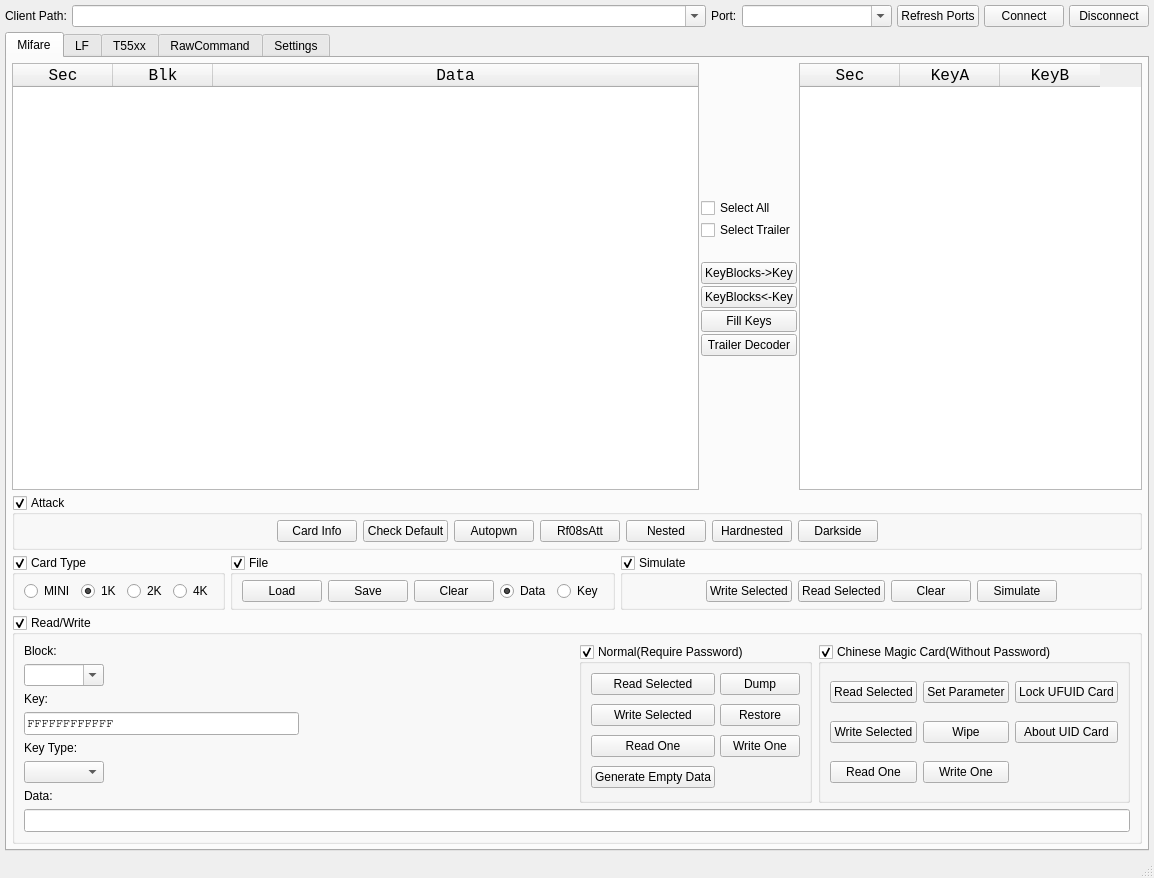
Old version of the form src/ui/mainwindow.ui in the repository x2358473/Proxmark3GUI.
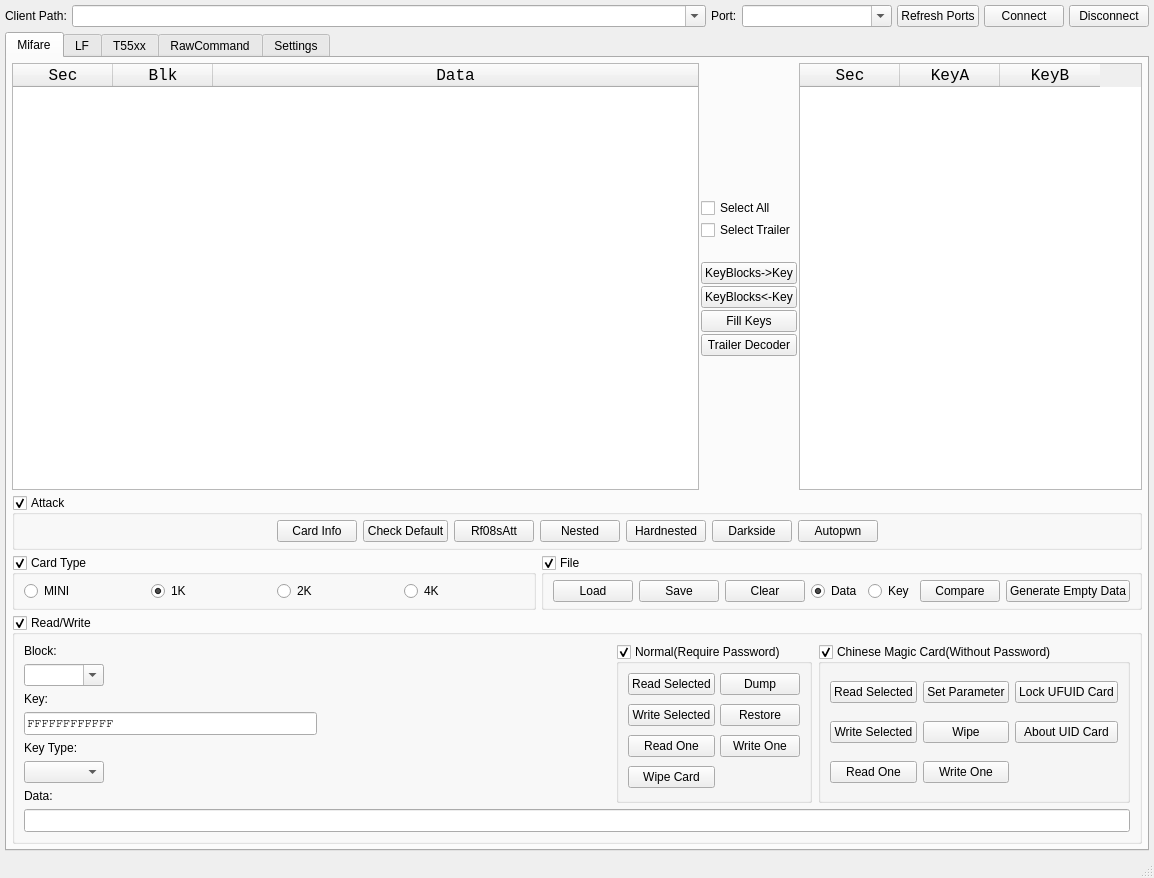
New version of the form.

Patch:
```diff
--- a/src/ui/mainwindow.ui
+++ b/src/ui/mainwindow.ui
@@ -448,13 +448,6 @@
              </property>
             </widget>
            </item>
-           <item>
-            <widget class="QPushButton" name="MF_Attack_autopwnButton">
-             <property name="text">
-              <string>Autopwn</string>
-             </property>
-            </widget>
-           </item>
            <item>
             <widget class="QPushButton" name="MF_Attack_rf08sButton">
              <property name="text">
@@ -501,6 +494,13 @@
              </property>
             </widget>
            </item>
+           <item>
+            <widget class="QPushButton" name="MF_Attack_autopwnButton">
+             <property name="text">
+              <string>Autopwn</string>
+             </property>
+            </widget>
+           </item>
            <item>
             <spacer name="horizontalSpacer_2">
              <property name="orientation">
@@ -663,105 +663,20 @@
                </property>
               </widget>
              </item>
-            </layout>
-           </widget>
-          </item>
-          <item>
-           <widget class="QGroupBox" name="MF_simGroupBox">
-            <property name="title">
-             <string>Simulate</string>
-            </property>
-            <property name="checkable">
-             <bool>true</bool>
-            </property>
-            <layout class="QHBoxLayout" name="horizontalLayout_11">
-             <property name="topMargin">
-              <number>5</number>
-             </property>
-             <property name="rightMargin">
-              <number>9</number>
-             </property>
-             <property name="bottomMargin">
-              <number>5</number>
-             </property>
              <item>
-              <spacer name="horizontalSpacer_5">
-               <property name="orientation">
-                <enum>Qt::Orientation::Horizontal</enum>
-               </property>
-               <property name="sizeHint" stdset="0">
-                <size>
-                 <width>40</width>
-                 <height>20</height>
-                </size>
-               </property>
-              </spacer>
-             </item>
-             <item>
-              <widget class="QPushButton" name="MF_Sim_writeSelectedButton">
-               <property name="minimumSize">
-                <size>
-                 <width>0</width>
-                 <height>0</height>
-                </size>
-               </property>
+              <widget class="QPushButton" name="MF_File_compareButton">
                <property name="text">
-                <string>Write Selected</string>
+                <string>Compare</string>
                </property>
               </widget>
              </item>
              <item>
-              <widget class="QPushButton" name="MF_Sim_readSelectedButton">
-               <property name="minimumSize">
-                <size>
-                 <width>0</width>
-                 <height>0</height>
-                </size>
-               </property>
+              <widget class="QPushButton" name="MF_RW_generateEmptyDataButton">
                <property name="text">
-                <string>Read Selected</string>
+                <string>Generate Empty Data</string>
                </property>
               </widget>
              </item>
-             <item>
-              <widget class="QPushButton" name="MF_Sim_clearButton">
-               <property name="minimumSize">
-                <size>
-                 <width>40</width>
-                 <height>0</height>
-                </size>
-               </property>
-               <property name="text">
-                <string>Clear</string>
-               </property>
-              </widget>
-             </item>
-             <item>
-              <widget class="QPushButton" name="MF_Sim_simButton">
-               <property name="minimumSize">
-                <size>
-                 <width>40</width>
-                 <height>0</height>
-                </size>
-               </property>
-               <property name="text">
-                <string>Simulate</string>
-               </property>
-              </widget>
-             </item>
-             <item>
-              <spacer name="horizontalSpacer_6">
-               <property name="orientation">
-                <enum>Qt::Orientation::Horizontal</enum>
-               </property>
-               <property name="sizeHint" stdset="0">
-                <size>
-                 <width>40</width>
-                 <height>20</height>
-                </size>
-               </property>
-              </spacer>
-             </item>
             </layout>
            </widget>
           </item>
@@ -988,9 +903,9 @@
                  </widget>
                 </item>
                 <item row="3" column="0">
-                 <widget class="QPushButton" name="MF_RW_generateEmptyDataButton">
+                 <widget class="QPushButton" name="MF_RW_wipeCardButton">
                   <property name="text">
-                   <string>Generate Empty Data</string>
+                   <string>Wipe Card</string>
                   </property>
                  </widget>
                 </item>
```
